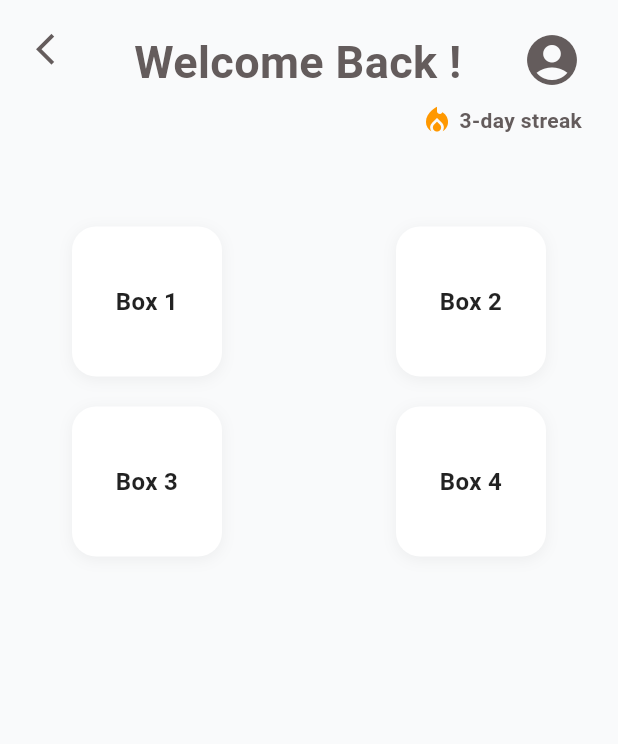
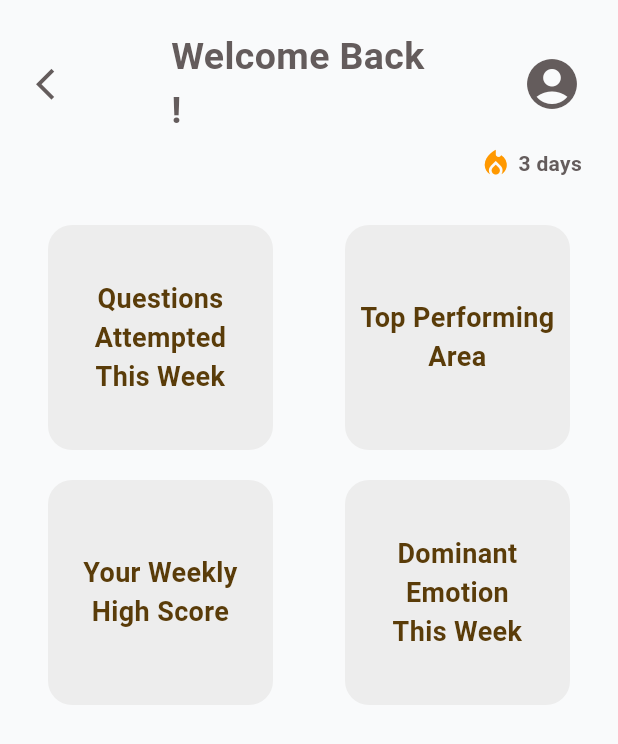
Before and after one commit to SapphireAG/AI-Interview-Coach-Talk2Hire, a Flutter app: the screen it shows after launch, on a phone screen of 412 x 824 dp. Shown: the top 744 px of the screen. Run offline on Flutter 3.47's test engine with Material 3 defaults, Android fonts, the phone set to English and light mode, and no system bars; our stand-ins replace audioplayers, camera; missing offline and left inert: record.

Commit message:
stat cards with titles and colors. aligned back arrow

```diff
--- a/flutter_frontend/lib/report_page.dart
+++ b/flutter_frontend/lib/report_page.dart
@@ -21,7 +21,7 @@ class _ReportPageState extends State<ReportPage> {
             children: [
               // Top Row: Menu icon, Welcome Text, Profile icon
               Row(
-                crossAxisAlignment: CrossAxisAlignment.start,
+                crossAxisAlignment: CrossAxisAlignment.center,
                 children: [
                   // Menu Icon (Top Left)
                   const Icon(
@@ -35,9 +35,9 @@ class _ReportPageState extends State<ReportPage> {
                     child: Align(
                       alignment: Alignment.topCenter,
                       child: Text(
-                        "Welcome Back ${widget.username}!",
+                        "Welcome Back\n${widget.username}!",
                         style: const TextStyle(
-                          fontSize: 30,
+                          fontSize: 25,
                           fontWeight: FontWeight.bold,
                           color: Color.fromARGB(255, 100, 92, 92),
                         ),
@@ -67,7 +67,7 @@ class _ReportPageState extends State<ReportPage> {
                   ),
                   SizedBox(width: 4),
                   Text(
-                    "3-day streak",
+                    "3 days",
                     style: TextStyle(
                       fontSize: 14,
                       fontWeight: FontWeight.w600,
@@ -77,29 +77,29 @@ class _ReportPageState extends State<ReportPage> {
                 ],
               ),
 
-              const SizedBox(height: 30),
 
-              // Grid of 4 stat cards
+
+
               const SizedBox(height: 30),
 
               // Fixed 2x2 stat grid using Rows
               Padding(
-                padding: const EdgeInsets.symmetric(horizontal: 24.0),
+                padding: const EdgeInsets.symmetric(horizontal: 8.0),
                 child: Column(
                   children: [
                     Row(
                       mainAxisAlignment: MainAxisAlignment.spaceBetween,
                       children: [
-                        _buildStatCard("Box 1"),
-                        _buildStatCard("Box 2"),
+                        _buildStatCard("Questions Attempted\nThis Week"),
+                        _buildStatCard("Top Performing\nArea"),
                       ],
                     ),
                     const SizedBox(height: 20),
                     Row(
                       mainAxisAlignment: MainAxisAlignment.spaceBetween,
                       children: [
-                        _buildStatCard("Box 3"),
-                        _buildStatCard("Box 4"),
+                        _buildStatCard("Your Weekly\nHigh Score"),
+                        _buildStatCard("Dominant Emotion\nThis Week"),
                       ],
                     ),
                   ],
@@ -114,28 +114,21 @@ class _ReportPageState extends State<ReportPage> {
 
   Widget _buildStatCard(String label) {
     return Container(
-      width: 100, // Adjust to fit your design
-      height: 100,
-      padding: const EdgeInsets.all(12),
+      width: 150,
+      height: 150,
+      padding: const EdgeInsets.all(5),
       decoration: BoxDecoration(
-        color: Colors.white,
+        color: Color.fromARGB(255, 237, 237, 237),
         borderRadius: BorderRadius.circular(16),
-        boxShadow: [
-          BoxShadow(
-            color: Colors.black.withAlpha(13),
-            blurRadius: 8,
-            offset: Offset(0, 2),
-          ),
-        ],
       ),
       child: Center(
         child: Text(
           label,
           textAlign: TextAlign.center,
           style: const TextStyle(
-            fontSize: 16,
-            fontWeight: FontWeight.w600,
-            color: Colors.black87,
+            fontSize: 18,
+            fontWeight: FontWeight.bold,
+            color: Color.fromARGB(255, 90, 60, 9),
           ),
         ),
       ),
```
